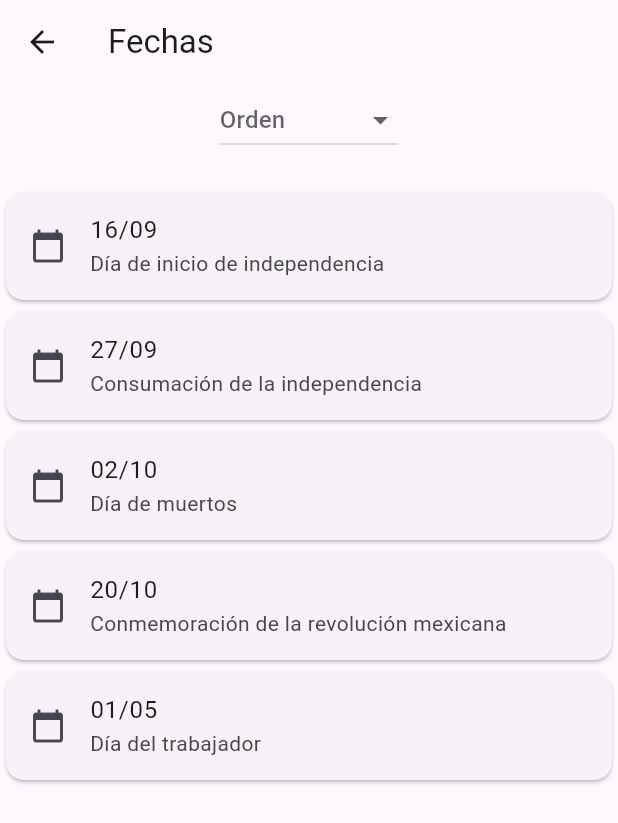
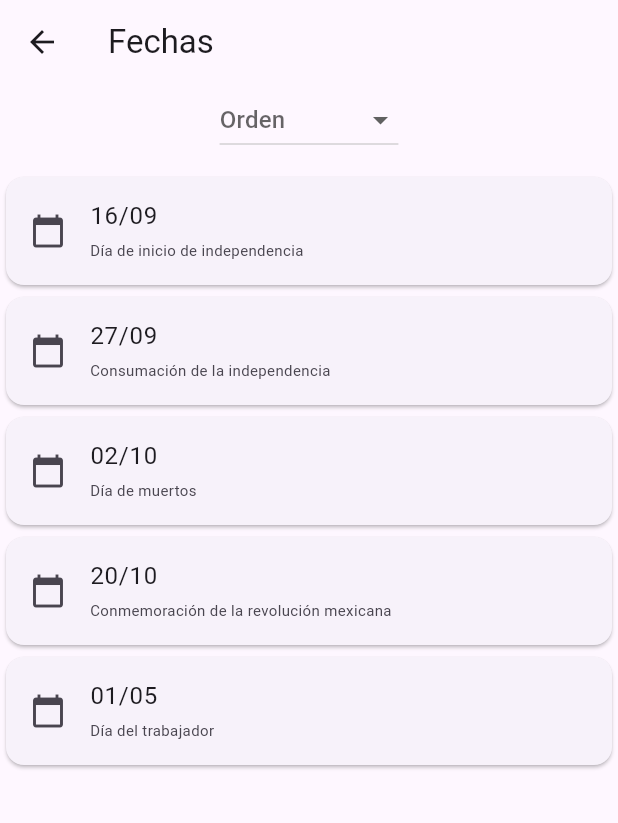
Before and after one commit to sara-jr/proyecto-flutter, a Flutter app: the HollydayList screen opened by its route, on a phone screen of 412 x 824 dp. Shown: the top 823 px of the screen. Run offline on Flutter 3.47's test engine with Material 3 defaults, Android fonts, the phone set to English and light mode, and no system bars; our stand-ins replace carousel_slider, flutter_animate, flutter_map, flutter_rating_bar, latlong2, location.

Commit message:
Deshabilidado el scroll de la ListView debido a que ahora se encuentra dentro de un SingleChildScrollView

```diff
--- a/lib/hollydays.dart
+++ b/lib/hollydays.dart
@@ -1,7 +1,6 @@
 import 'dart:convert';
 
 import 'package:flutter/material.dart';
-import 'package:flutter/services.dart';
 import 'package:integradora/utils.dart';
 
 class HollydayList extends StatefulWidget {
@@ -45,8 +44,11 @@ class HollydayListState extends State<HollydayList> {
       child: Card(
         child: ListTile(
           leading: const Icon(Icons.calendar_today),
-          title: Text(hollydays[index]['date'] ?? 'Error'),
-          subtitle: Text(hollydays[index]['name'] ?? 'Error'),
+          title: Text(hollydays[index]['date']!),
+          subtitle: Text(
+            hollydays[index]['name']!,
+            style: const TextStyle(fontSize: 10),
+          ),
         ),
       ),
     );
@@ -70,26 +72,29 @@ class HollydayListState extends State<HollydayList> {
         appBar: AppBar(
           title: const Text('Fechas'),
         ),
-        body: Column(
+        body: SingleChildScrollView(
+            scrollDirection: Axis.vertical,
+            child: Column(
               children: [
                 DropdownButton(
                   borderRadius: BorderRadius.circular(10),
                   hint: const Text('Orden'),
                   items: const [
-                DropdownMenuItem<bool>(value: true, child: Text('Ascendente')),
+                    DropdownMenuItem<bool>(
+                        value: true, child: Text('Ascendente')),
                     DropdownMenuItem<bool>(
                         value: false, child: Text('Descendente')),
                   ],
                   onChanged: sortItems,
                 ),
-            const SizedBox(height: 20),
+                const SizedBox(height: 10),
                 ListView.builder(
                   itemBuilder: buildEntry,
                   itemCount: hollydays.length,
-              scrollDirection: Axis.vertical,
                   shrinkWrap: true,
+                  physics: const NeverScrollableScrollPhysics(),
                 ),
               ],
-        ));
+            )));
   }
 }
```
Lines whose indentation alone changed are shown as unchanged.
